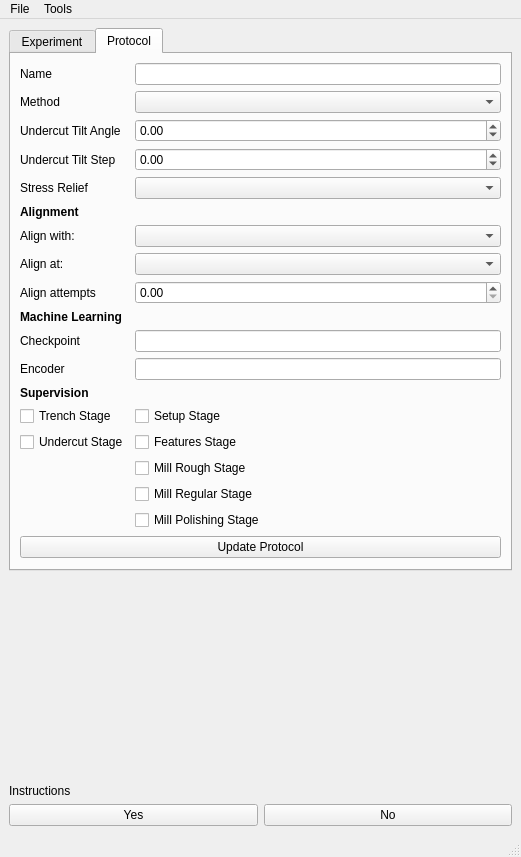
The window that autolamella/ui/qt/AutoLamellaUI.ui (DeMarcoLab/autolamella) describes before a commit, drawn with Qt 5.
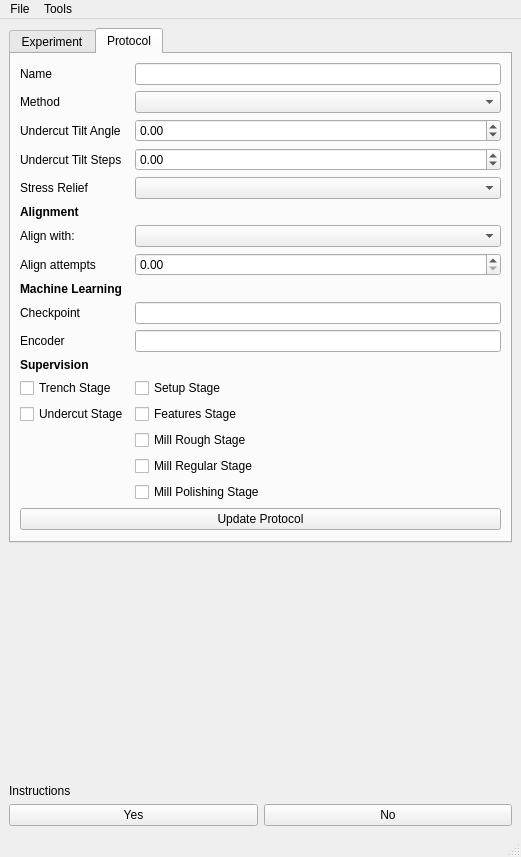
The same window after the commit. The open tabs and pages were chosen to show the change.

Commit message: alignment attempts, auto load protocol

Patch:
```diff
--- a/autolamella/ui/qt/AutoLamellaUI.ui
+++ b/autolamella/ui/qt/AutoLamellaUI.ui
@@ -767,7 +767,7 @@
         <item row="5" column="0">
          <widget class="QLabel" name="label_undercut_tilt_step">
           <property name="text">
-           <string>Undercut Tilt Step</string>
+           <string>Undercut Tilt Steps</string>
           </property>
          </widget>
         </item>
@@ -805,17 +805,27 @@
           </property>
          </widget>
         </item>
-        <item row="10" column="0">
-         <widget class="QLabel" name="label_protocol_align_at">
+        <item row="9" column="0">
+         <widget class="QLabel" name="label_protocol_align_with">
           <property name="text">
-           <string>Align at:</string>
+           <string>Align with: </string>
           </property>
          </widget>
         </item>
-        <item row="10" column="1">
-         <widget class="QComboBox" name="comboBox_current_alignment"/>
+        <item row="9" column="1">
+         <widget class="QComboBox" name="comboBox_alignment_with"/>
         </item>
-        <item row="14" column="0" colspan="2">
+        <item row="11" column="0">
+         <widget class="QLabel" name="beamShiftAttemptsLabel">
+          <property name="text">
+           <string>Align attempts</string>
+          </property>
+         </widget>
+        </item>
+        <item row="11" column="1">
+         <widget class="QDoubleSpinBox" name="beamshift_attempts"/>
+        </item>
+        <item row="13" column="0" colspan="2">
          <widget class="QLabel" name="label_ml_header">
           <property name="font">
            <font>
@@ -828,27 +838,27 @@
           </property>
          </widget>
         </item>
-        <item row="15" column="0">
+        <item row="14" column="0">
          <widget class="QLabel" name="label_ml_checkpoint">
           <property name="text">
            <string>Checkpoint</string>
           </property>
          </widget>
         </item>
-        <item row="15" column="1">
+        <item row="14" column="1">
          <widget class="QLineEdit" name="lineEdit_ml_checkpoint"/>
         </item>
-        <item row="16" column="0">
+        <item row="15" column="0">
          <widget class="QLabel" name="label_ml_encoder">
           <property name="text">
            <string>Encoder</string>
           </property>
          </widget>
         </item>
-        <item row="16" column="1">
+        <item row="15" column="1">
          <widget class="QLineEdit" name="lineEdit_ml_encoder"/>
         </item>
-        <item row="17" column="0" colspan="2">
+        <item row="16" column="0" colspan="2">
          <widget class="QLabel" name="label_supervise_header">
           <property name="font">
            <font>
@@ -861,82 +871,62 @@
           </property>
          </widget>
         </item>
-        <item row="18" column="0">
+        <item row="17" column="0">
          <widget class="QCheckBox" name="checkBox_trench">
           <property name="text">
            <string>Trench Stage</string>
           </property>
          </widget>
         </item>
-        <item row="18" column="1">
+        <item row="17" column="1">
          <widget class="QCheckBox" name="checkBox_setup">
           <property name="text">
            <string>Setup Stage</string>
           </property>
          </widget>
         </item>
-        <item row="19" column="0">
+        <item row="18" column="0">
          <widget class="QCheckBox" name="checkBox_undercut">
           <property name="text">
            <string>Undercut Stage</string>
           </property>
          </widget>
         </item>
-        <item row="19" column="1">
+        <item row="18" column="1">
          <widget class="QCheckBox" name="checkBox_features">
           <property name="text">
            <string>Features Stage</string>
           </property>
          </widget>
         </item>
-        <item row="20" column="1">
+        <item row="19" column="1">
          <widget class="QCheckBox" name="checkBox_supervise_mill_rough">
           <property name="text">
            <string>Mill Rough Stage</string>
           </property>
          </widget>
         </item>
-        <item row="21" column="1">
+        <item row="20" column="1">
          <widget class="QCheckBox" name="checkBox_supervise_mill_regular">
           <property name="text">
            <string>Mill Regular Stage</string>
           </property>
          </widget>
         </item>
-        <item row="22" column="1">
+        <item row="21" column="1">
          <widget class="QCheckBox" name="checkBox_supervise_mill_polishing">
           <property name="text">
            <string>Mill Polishing Stage</string>
           </property>
          </widget>
         </item>
-        <item row="25" column="0" colspan="2">
+        <item row="24" column="0" colspan="2">
          <widget class="QPushButton" name="pushButton_update_protocol">
           <property name="text">
            <string>Update Protocol</string>
           </property>
          </widget>
         </item>
-        <item row="12" column="0">
-         <widget class="QLabel" name="beamShiftAttemptsLabel">
-          <property name="text">
-           <string>Align attempts</string>
-          </property>
-         </widget>
-        </item>
-        <item row="12" column="1">
-         <widget class="QDoubleSpinBox" name="beamshift_attempts"/>
-        </item>
-        <item row="9" column="0">
-         <widget class="QLabel" name="label_protocol_align_with">
-          <property name="text">
-           <string>Align with: </string>
-          </property>
-         </widget>
-        </item>
-        <item row="9" column="1">
-         <widget class="QComboBox" name="comboBox_alignment_with"/>
-        </item>
        </layout>
       </widget>
      </widget>
```
Left out of the diff: 2 changed lines with no effect on the pictures. The commit also changes 9 other files.
